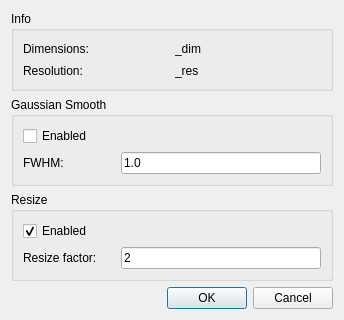
VisIVOLab/ViaLacteaVisualAnalytics, file Code/ui/FilterFITSDialog.ui: the form before one commit.
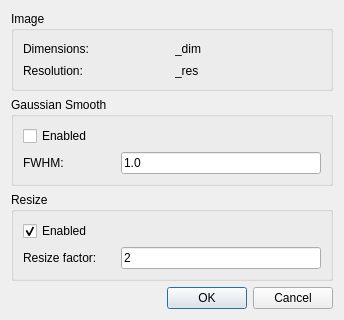
The form after the commit.

Diff of the .ui file:
```diff
--- a/Code/ui/FilterFITSDialog.ui
+++ b/Code/ui/FilterFITSDialog.ui
@@ -17,7 +17,7 @@
    <item>
     <widget class="QGroupBox" name="groupBox_3">
      <property name="title">
-      <string>Info</string>
+      <string>Image</string>
      </property>
      <layout class="QGridLayout" name="gridLayout_3">
       <item row="0" column="0">
```
